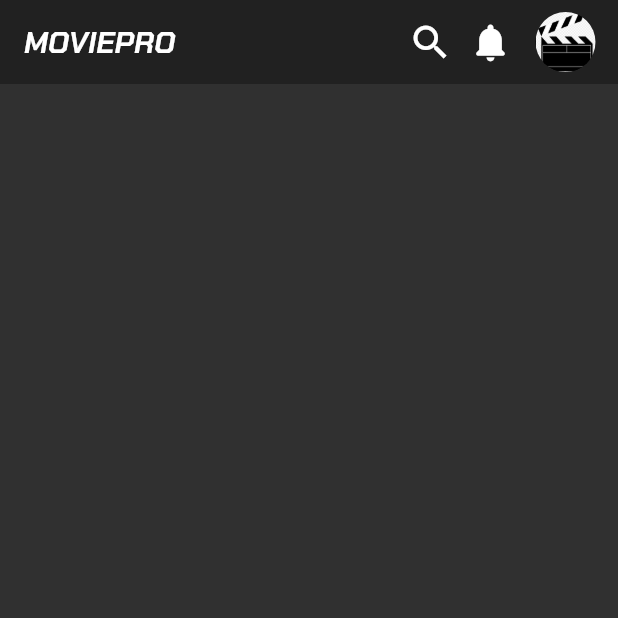
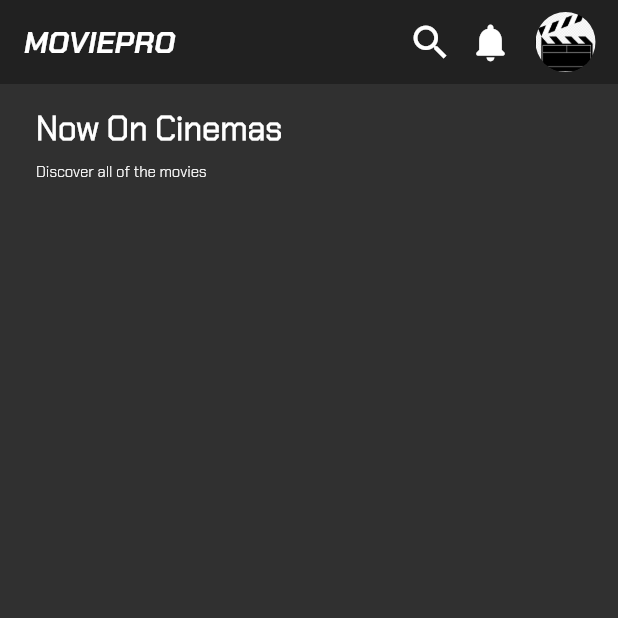
Before and after one commit to IMthitinat/Flutter-Movie, a Flutter app: the screen it shows after launch, on a phone screen of 412 x 824 dp, the top half of it. Run offline on Flutter 3.47's test engine with Material 2 defaults, Android fonts, the phone set to English and light mode, and no system bars; missing offline and left inert: dart:html.

Commit message:
Header1
on going

```diff
--- a/projectmovie/lib/main.dart
+++ b/projectmovie/lib/main.dart
@@ -1,4 +1,6 @@
 import 'package:flutter/material.dart';
+
+import 'movies.dart';
 
 void main() {
   runApp(const MyApp());
@@ -30,14 +32,6 @@ class MyHomePage extends StatefulWidget {
 }
 
 class _MyHomePageState extends State<MyHomePage> {
-  int _counter = 0;
-
-  void _incrementCounter() {
-    setState(() {
-      _counter++;
-    });
-  }
-
   @override
   Widget build(BuildContext context) {
     return Scaffold(
@@ -66,7 +60,7 @@ class _MyHomePageState extends State<MyHomePage> {
         ],
         title: Text(widget.title),
       ),
-      body: Center(),
+      body: MoviesPage(),
     );
   }
 }
--- /dev/null
+++ b/projectmovie/lib/movies.dart
@@ -0,0 +1,53 @@
+import 'dart:html';
+
+import 'package:flutter/material.dart';
+
+class MoviesPage extends StatelessWidget {
+  @override
+  Widget build(BuildContext context) {
+    return Scaffold(
+      backgroundColor: Color(0xFF303030),
+      body: SafeArea(
+        child: Column(
+          children: [
+            SizedBox(
+              height: 15,
+            ),
+            Padding(
+              padding: const EdgeInsets.symmetric(horizontal: 24),
+              child: Row(
+                children: [
+                  Column(
+                    crossAxisAlignment: CrossAxisAlignment.start,
+                    children: [
+                      Text(
+                        'Now On Cinemas',
+                        style: TextStyle(
+                          color: Colors.white,
+                          fontFamily: 'Light',
+                          fontWeight: FontWeight.bold,
+                          fontSize: 22,
+                        ),
+                      ),
+                      SizedBox(
+                        height: 8,
+                      ),
+                      Text(
+                        'Discover all of the movies',
+                        style: TextStyle(
+                          color: Colors.white,
+                          fontFamily: 'Light',
+                          fontSize: 10,
+                        ),
+                      ),
+                    ],
+                  ),
+                ],
+              ),
+            ),
+          ],
+        ),
+      ),
+    );
+  }
+}
```
